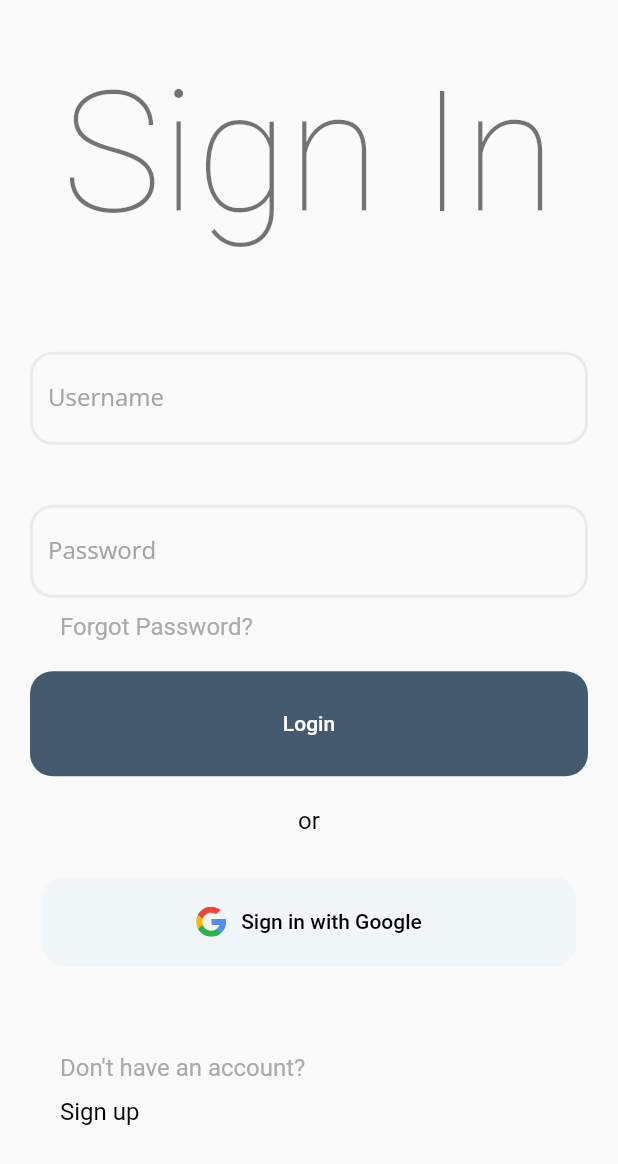
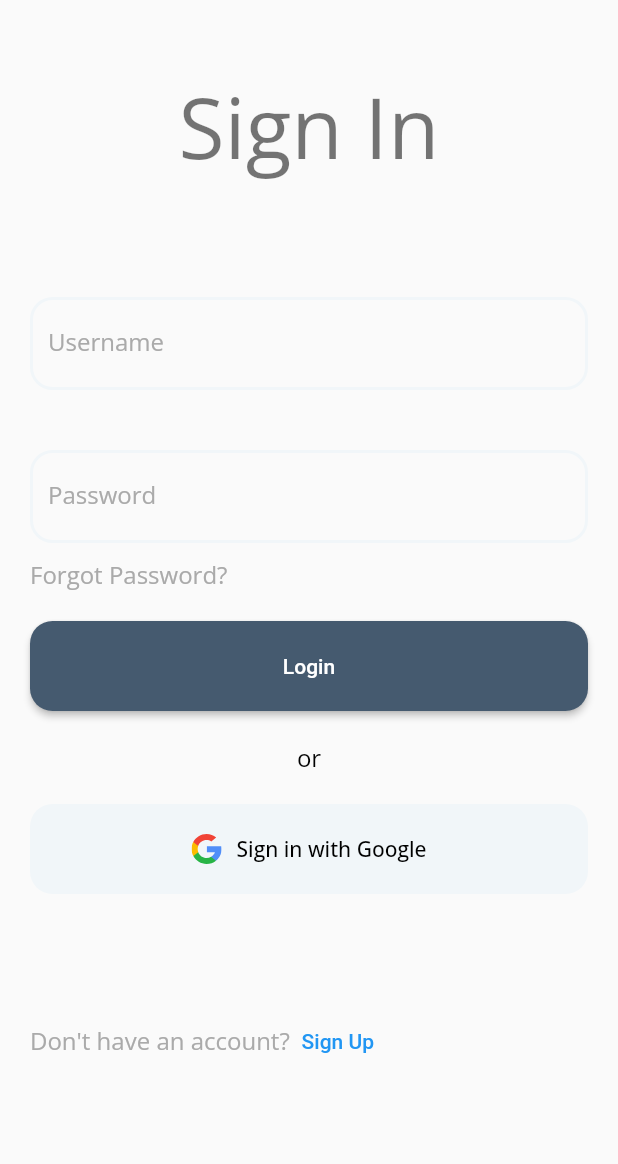
Before and after one commit to KumarArab/Paperid---Audiobook-App, a Flutter app: the Login screen opened directly, on a phone screen of 412 x 824 dp. Shown: the top 1164 px of the screen. Run offline on Flutter 3.47's test engine with Material 2 defaults, Android fonts, the phone set to English and light mode, and no system bars; our stand-ins replace firebase_auth, firebase_core, flutter_svg, google_fonts, google_sign_in; accounts and stored records are empty.

Commit message:
added themedata

```diff
--- a/lib/services/authentication_service.dart
+++ b/lib/services/authentication_service.dart
@@ -2,21 +2,42 @@ import 'package:firebase_auth/firebase_auth.dart';
 import 'package:flutter/cupertino.dart';
 import 'package:google_sign_in/google_sign_in.dart';
 
-class AuthenticaitonService {
+class AuthenticaitonService extends ChangeNotifier {
   final FirebaseAuth _firebaseAuth;
   final googleSignIn = GoogleSignIn();
   bool _isSigningIn = false;
+  bool _isGoogleLogin = false;
   AuthenticaitonService(this._firebaseAuth);
+  UserCredential _userCredential;
+
+  bool get isSigningIn => _isSigningIn;
+
+  set isSigningIn(bool isSigningIn) {
+    _isSigningIn = isSigningIn;
+    notifyListeners();
+  }
+
+  bool get isGoogleLogin => _isGoogleLogin;
+
+  set isGoogleLogin(bool isGoogleLogin) {
+    _isGoogleLogin = isGoogleLogin;
+    notifyListeners();
+  }
+
+  UserCredential get userCred => _userCredential;
 
   Stream<User> get authStateChanges => _firebaseAuth.authStateChanges();
 
   Future<String> signIn(String email, String password) async {
+    isSigningIn = true;
     try {
-      await _firebaseAuth.signInWithEmailAndPassword(
+      _userCredential = await _firebaseAuth.signInWithEmailAndPassword(
           email: email, password: password);
-      print("Signed In");
+      print(_userCredential.user);
+      isSigningIn = false;
       return "Signed In";
     } on FirebaseAuthException catch (e) {
+      isSigningIn = false;
       return e.message;
     }
   }
@@ -27,7 +48,7 @@ class AuthenticaitonService {
 
   Future<String> signUp(String email, String password) async {
     try {
-      await _firebaseAuth.createUserWithEmailAndPassword(
+      _userCredential = await _firebaseAuth.createUserWithEmailAndPassword(
           email: email, password: password);
       return "Signed Up";
     } on FirebaseAuthException catch (e) {
@@ -35,15 +56,8 @@ class AuthenticaitonService {
     }
   }
 
-  bool get isSigningIn => _isSigningIn;
-
-  set isSigningIn(bool isSigningIn) {
-    _isSigningIn = isSigningIn;
-    //notifyListeners();
-  }
-
   Future login() async {
-    isSigningIn = true;
+    isGoogleLogin = true;
     final user = await googleSignIn.signIn();
     if (user == null) {
       isSigningIn = false;
@@ -54,8 +68,8 @@ class AuthenticaitonService {
         accessToken: googleAuth.accessToken,
         idToken: googleAuth.idToken,
       );
-      await _firebaseAuth.signInWithCredential(credential);
-      isSigningIn = false;
+      _userCredential = await _firebaseAuth.signInWithCredential(credential);
+      isGoogleLogin = false;
     }
   }
 }
--- a/lib/ui/screens/login.dart
+++ b/lib/ui/screens/login.dart
@@ -1,8 +1,7 @@
 import 'package:audiobook/services/authentication_service.dart';
-import 'package:audiobook/services/google_signin_service.dart';
+import 'package:audiobook/ui/widgets/button.dart';
 import 'package:audiobook/ui/widgets/textbox.dart';
 import 'package:audiobook/utils/size_config.dart';
-import 'package:audiobook/utils/style.dart';
 import 'package:flutter/material.dart';
 import 'package:flutter_svg/flutter_svg.dart';
 import 'package:provider/provider.dart';
@@ -20,9 +19,12 @@ class Login extends StatelessWidget {
           margin: EdgeInsets.symmetric(horizontal: 20),
           child: Column(
             mainAxisAlignment: MainAxisAlignment.center,
+            crossAxisAlignment: CrossAxisAlignment.start,
             children: [
               Spacer(flex: 1),
-              Text("Sign In", style: Theme.of(context).textTheme.headline1),
+              Center(
+                  child: Text("Sign In",
+                      style: Theme.of(context).textTheme.headline2)),
               Spacer(flex: 1),
               TextBox(
                 isObsecure: false,
@@ -34,7 +36,8 @@ class Login extends StatelessWidget {
                 label: "Password",
                 controller: password,
               ),
-              Link(text: "Forgot Password?", color: Color(0xffAAAAAA)),
+              Link(
+                  text: "Forgot Password?", color: Theme.of(context).hintColor),
               SizedBox(height: 20),
               Button(
                   text: "Login",
@@ -46,7 +49,7 @@ class Login extends StatelessWidget {
                         .signIn(email.text, password.text);
                   }),
               Container(
-                padding: EdgeInsets.all(20),
+                padding: EdgeInsets.only(top: 20),
                 child: Center(
                   child: Text(
                     "or",
@@ -66,10 +69,14 @@ class Login extends StatelessWidget {
                   width: double.infinity,
                   decoration: BoxDecoration(
                     borderRadius: BorderRadius.circular(15),
-                    color: Style.backgroundColor,
+                    color: Theme.of(context).canvasColor,
                   ),
                   alignment: Alignment.center,
-                  child: Row(
+                  child: context.watch<AuthenticaitonService>().isGoogleLogin
+                      ? Center(
+                          child: CircularProgressIndicator(),
+                        )
+                      : Row(
                           mainAxisAlignment: MainAxisAlignment.center,
                           children: [
                             SvgPicture.asset("assets/svgs/google.svg",
@@ -79,7 +86,8 @@ class Login extends StatelessWidget {
                             ),
                             Text(
                               "Sign in with Google",
-                        style: Theme.of(context).textTheme.button.copyWith(
+                              style:
+                                  Theme.of(context).textTheme.button.copyWith(
                                         color: Colors.black,
                                       ),
                             ),
@@ -88,9 +96,19 @@ class Login extends StatelessWidget {
                 ),
               ),
               SizedBox(height: 50),
-              Link(text: "Don't have an account?", color: Color(0xffAAAAAA)),
+              Row(
+                children: [
+                  Text(
+                    "Don't have an account?",
+                    style: Theme.of(context)
+                        .textTheme
+                        .subtitle1
+                        .copyWith(color: Theme.of(context).hintColor),
+                  ),
+                  TextButton(onPressed: () {}, child: Text("Sign Up")),
+                ],
+              ),
               SizedBox(height: 10),
-              Link(text: "Sign up", color: Colors.black),
               Spacer(flex: 2),
             ],
           )),
@@ -106,69 +124,9 @@ class Link extends StatelessWidget {
 
   @override
   Widget build(BuildContext context) {
-    return Container(
-      padding: EdgeInsets.symmetric(horizontal: 20),
-      child: Row(
-        mainAxisAlignment: MainAxisAlignment.spaceBetween,
-        children: [
-          Text(
+    return Text(
       text,
       style: Theme.of(context).textTheme.subtitle1.copyWith(color: color),
-          ),
-          Spacer()
-        ],
-      ),
     );
   }
 }
-
-class LoginOption extends StatelessWidget {
-  final String text;
-  final Color color;
-
-  LoginOption({this.text, this.color});
-  @override
-  Widget build(BuildContext context) {
-    return Expanded(
-      child: Container(
-        height: 60,
-        decoration: BoxDecoration(
-          borderRadius: BorderRadius.circular(30),
-          color: Style.backgroundColor,
-        ),
-        alignment: Alignment.center,
-        child: Text(
-          text,
-          style: Theme.of(context).textTheme.button.copyWith(
-                color: color,
-              ),
-        ),
-      ),
-    );
-  }
-}
-
-class Button extends StatelessWidget {
-  final String text;
-  final Function onPressed;
-  Button({@required this.text, @required this.onPressed});
-
-  @override
-  Widget build(BuildContext context) {
-    return Container(
-      width: double.infinity,
-      height: 70,
-      decoration: BoxDecoration(
-        color: Color(0xff455A6F),
-        borderRadius: BorderRadius.circular(15),
-      ),
-      child: TextButton(
-        onPressed: onPressed,
-        child: Text(
-          text,
-          style: TextStyle(color: Colors.white),
-        ),
-      ),
-    );
-  }
-}
--- /dev/null
+++ b/lib/ui/widgets/button.dart
@@ -0,0 +1,21 @@
+import 'package:flutter/material.dart';
+
+class Button extends StatelessWidget {
+  final String text;
+  final Function onPressed;
+  Button({@required this.text, @required this.onPressed});
+
+  @override
+  Widget build(BuildContext context) {
+    return Container(
+      // height: 60,
+      child: ElevatedButton(
+        onPressed: onPressed,
+        child: Text(
+          text,
+          style: TextStyle(color: Colors.white),
+        ),
+      ),
+    );
+  }
+}
--- a/lib/ui/widgets/textbox.dart
+++ b/lib/ui/widgets/textbox.dart
@@ -20,19 +20,6 @@ class TextBox extends StatelessWidget {
         keyboardType: TextInputType.text,
         decoration: InputDecoration(
           labelText: label,
-          labelStyle: GoogleFonts.openSans(color: Color(0xffA4A4A4)),
-          enabledBorder: OutlineInputBorder(
-            borderSide: BorderSide(
-                color: Style.primaryColor.withOpacity(0.1), width: 2),
-            borderRadius: BorderRadius.circular(15),
-          ),
-          focusedBorder: OutlineInputBorder(
-            borderSide: BorderSide(
-              color: Style.backgroundColor,
-              width: 2,
-            ),
-            borderRadius: BorderRadius.circular(15),
-          ),
         ),
       ),
     );
--- a/lib/utils/style.dart
+++ b/lib/utils/style.dart
@@ -1,7 +1,3 @@
 import 'package:flutter/material.dart';
 
-class Style {
-  static Color primaryColor = Color(0xff455A6F);
-  static Color secondaryColor = Color(0xffFFEFA1);
-  static Color backgroundColor = Color(0xffF1F6F9);
-}
+class Style {}
```
Also changed, not shown: lib/main.dart (+6 -6 lines), lib/services/google_signin_service.dart (deleted, +0 -43 lines), lib/ui/screens/home.dart (+16 -2 lines), lib/utils/appTheme.dart (added, +55 -0 lines). Lines whose indentation alone changed are shown as unchanged.
